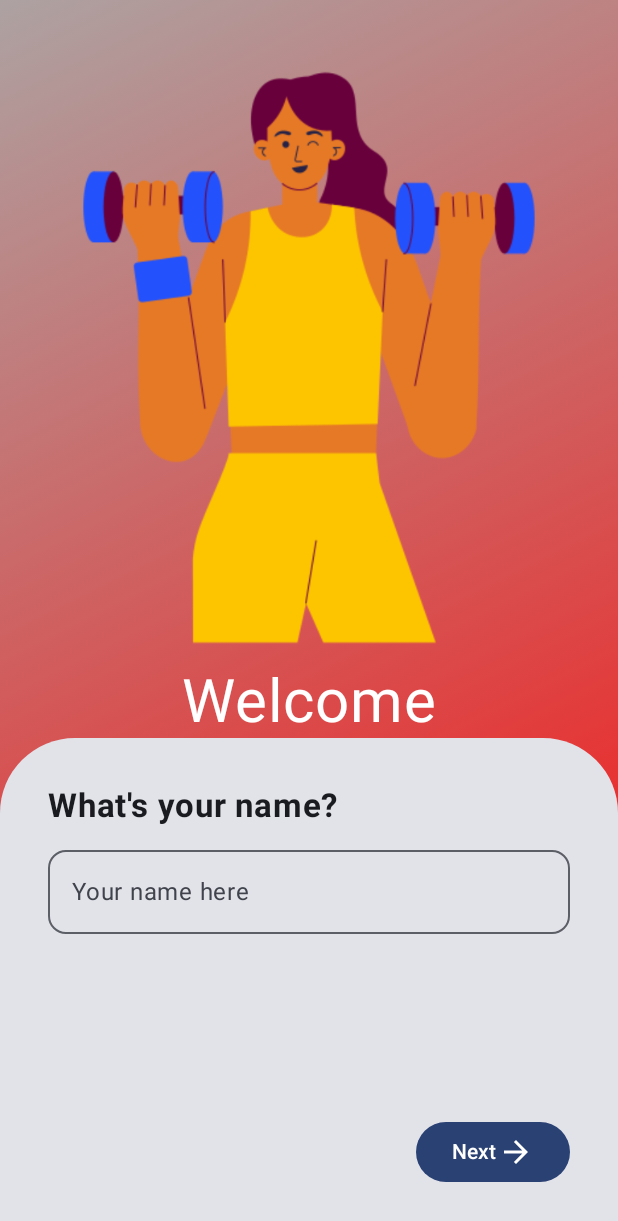
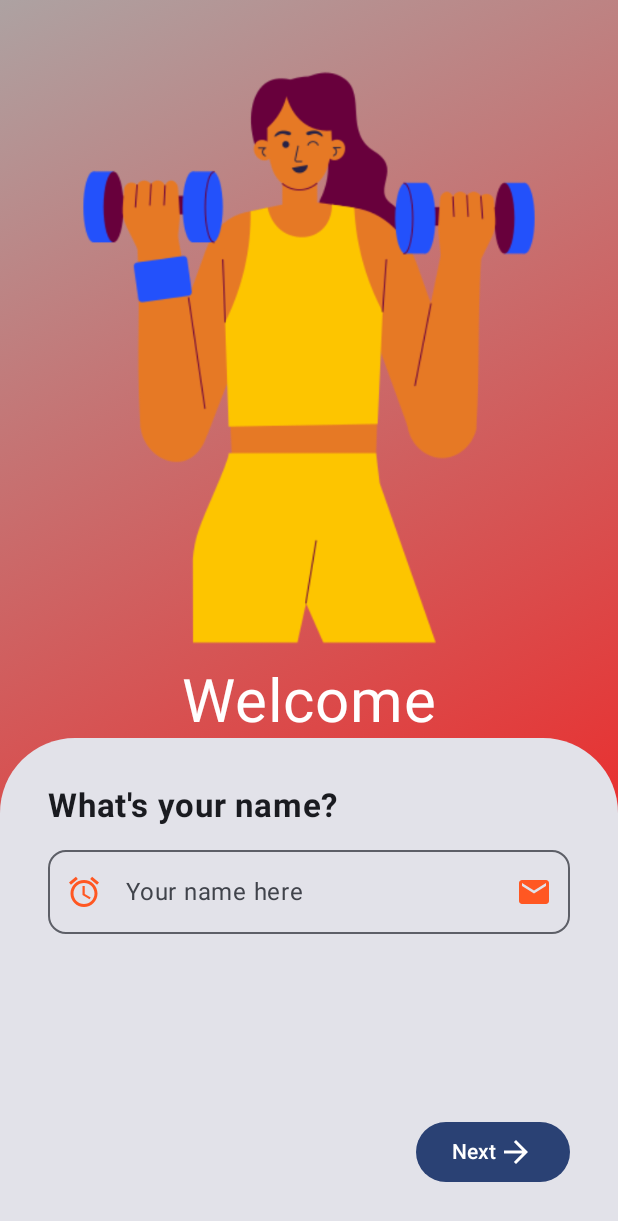
Before and after one commit to marirods/BMI-BB, an Android app built with Jetpack Compose: the screen it shows after launch (MainActivity), on a phone screen of 412 x 824 dp. Shown: the top 1221 px of the screen. Run offline under Robolectric (Android 15) with nearby library versions, the phone set to English and light mode, and no system bars.

Commit message:
site em andamento

```diff
--- a/app/build.gradle.kts
+++ b/app/build.gradle.kts
@@ -56,4 +56,5 @@ dependencies {
     androidTestImplementation(libs.androidx.ui.test.junit4)
     debugImplementation(libs.androidx.ui.tooling)
     debugImplementation(libs.androidx.ui.test.manifest)
+    implementation(libs.androidx.material.icons.extended.android)
 }
--- a/app/src/main/java/br/senai/sp/jandira/bmi/screens/TelaInicial.kt
+++ b/app/src/main/java/br/senai/sp/jandira/bmi/screens/TelaInicial.kt
@@ -11,8 +11,12 @@ import androidx.compose.foundation.layout.height
 import androidx.compose.foundation.layout.padding
 import androidx.compose.foundation.layout.width
 import androidx.compose.foundation.shape.RoundedCornerShape
+import androidx.compose.foundation.text.KeyboardOptions
 import androidx.compose.material.icons.Icons
+import androidx.compose.material.icons.filled.AccessAlarms
 import androidx.compose.material.icons.filled.ArrowForward
+import androidx.compose.material.icons.filled.Email
+import androidx.compose.material.icons.filled.LocationOn
 import androidx.compose.material3.Button
 import androidx.compose.material3.Card
 import androidx.compose.material3.Icon
@@ -20,6 +24,8 @@ import androidx.compose.material3.OutlinedTextField
 import androidx.compose.material3.Text
 import androidx.compose.material3.TextField
 import androidx.compose.runtime.Composable
+import androidx.compose.runtime.mutableStateOf
+import androidx.compose.runtime.remember
 import androidx.compose.ui.Alignment
 import androidx.compose.ui.Modifier
 import androidx.compose.ui.graphics.Brush
@@ -28,6 +34,8 @@ import androidx.compose.ui.graphics.RectangleShape
 import androidx.compose.ui.res.painterResource
 import androidx.compose.ui.res.stringResource
 import androidx.compose.ui.text.font.FontWeight
+import androidx.compose.ui.text.input.KeyboardCapitalization
+import androidx.compose.ui.text.input.KeyboardType
 import androidx.compose.ui.tooling.preview.Preview
 import androidx.compose.ui.unit.dp
 import androidx.compose.ui.unit.sp
@@ -36,6 +44,10 @@ import org.intellij.lang.annotations.JdkConstants.HorizontalAlignment
 
 @Composable
 fun TelaInicial(modifier: Modifier = Modifier) {
+
+    var nomeState = remember {
+        mutableStateOf(value = "")
+    }
     Box(
         modifier = Modifier
             .fillMaxSize()
@@ -92,15 +104,36 @@ fun TelaInicial(modifier: Modifier = Modifier) {
                             fontWeight = FontWeight.Bold
                         )
                         OutlinedTextField(
-                            value = "",
-                            onValueChange = {},
+                            value = nomeState.value,
+                            onValueChange = {it ->
+                                nomeState.value = it
+                            },
                             modifier = Modifier
                                 .fillMaxWidth()
                                 .padding(top = 8.dp),
                             shape = RoundedCornerShape(12.dp),
                             label = {
                                 Text(text = stringResource(R.string.your_name_here))
-                            }
+                            },
+                            trailingIcon = {
+                                Icon(
+                                    imageVector = Icons.Default.Email,
+                                    contentDescription = "",
+                                    tint = Color(color = 0xFFFF5722)
+                                )
+                            },
+                            leadingIcon = {
+                                Icon(
+                                    imageVector = Icons.Default.AccessAlarms,
+                                    contentDescription = "",
+                                    tint = Color(color = 0xFFFF5722)
+                                )
+                            },
+                            keyboardOptions = KeyboardOptions(
+                                keyboardType = KeyboardType.Text,
+                                capitalization = KeyboardCapitalization.Sentences
+
+                            )
                         )
                     }
                     Button(
--- a/gradle/libs.versions.toml
+++ b/gradle/libs.versions.toml
@@ -8,9 +8,11 @@ espressoCore = "3.6.1"
 lifecycleRuntimeKtx = "2.8.7"
 activityCompose = "1.10.0"
 composeBom = "2024.04.01"
+materialIconsExtendedAndroid = "1.7.8"
 
 [libraries]
 androidx-core-ktx = { group = "androidx.core", name = "core-ktx", version.ref = "coreKtx" }
+androidx-material-icons-extended-android = { module = "androidx.compose.material:material-icons-extended-android", version.ref = "materialIconsExtendedAndroid" }
 junit = { group = "junit", name = "junit", version.ref = "junit" }
 androidx-junit = { group = "androidx.test.ext", name = "junit", version.ref = "junitVersion" }
 androidx-espresso-core = { group = "androidx.test.espresso", name = "espresso-core", version.ref = "espressoCore" }
```
Also changed, not shown: app/src/main/java/br/senai/sp/jandira/bmi/screens/UserDataScreen.kt (added, +65 -0 lines).
